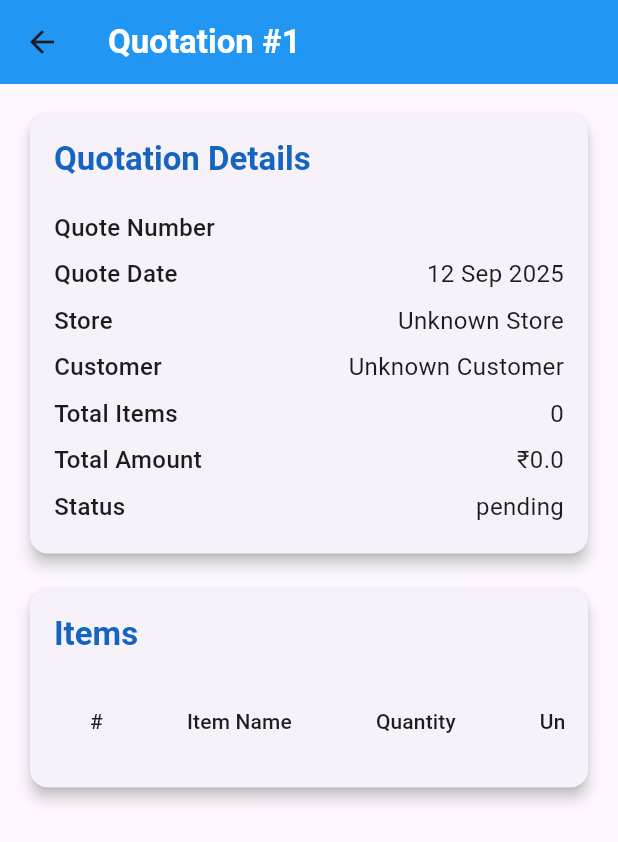
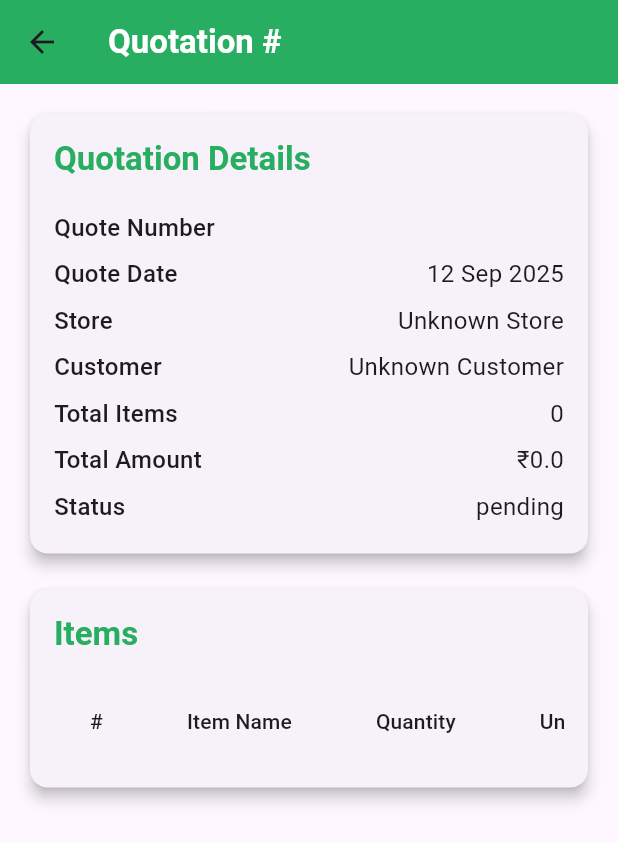
Before and after one commit to Greencreon-LLP-2/GreenBiller-Windows-App-v1, a Flutter app: the QuotationViewPage screen opened directly with empty values, on a phone screen of 412 x 824 dp. Shown: the top 842 px of the screen. Run offline on Flutter 3.47's test engine with Material 3 defaults, Android fonts, the phone set to English and light mode, and no system bars; our stand-ins replace barcode_widget, csv, dio, file_picker, fl_chart, get and 8 more; missing offline and left inert: onesignal_flutter; accounts and stored records are empty; network calls fail.

Commit message:
quotation updated

```diff
--- a/lib/features/sale/view/quotation_view_page.dart
+++ b/lib/features/sale/view/quotation_view_page.dart
@@ -28,10 +28,10 @@ class QuotationViewPage extends GetView<QuotationController> {
 
     return Scaffold(
       appBar: AppBar(
-        backgroundColor: Colors.blue,
+        backgroundColor: accentColor,
         elevation: 0,
         title: Text(
-          'Quotation #${index + 1}',
+          'Quotation #${quotation.quoteNumber}',
           style: const TextStyle(
             color: Colors.white,
             fontWeight: FontWeight.bold,
@@ -64,7 +64,7 @@ class QuotationViewPage extends GetView<QuotationController> {
                         Text(
                           'Quotation Details',
                           style: Theme.of(context).textTheme.titleLarge?.copyWith(
-                                color: Colors.blue.shade800,
+                                color: accentColor,
                                 fontWeight: FontWeight.bold,
                               ),
                         ),
@@ -98,7 +98,7 @@ class QuotationViewPage extends GetView<QuotationController> {
                         Text(
                           'Items',
                           style: Theme.of(context).textTheme.titleLarge?.copyWith(
-                                color: Colors.blue.shade800,
+                                color: accentColor,
                                 fontWeight: FontWeight.bold,
                               ),
                         ),
```
